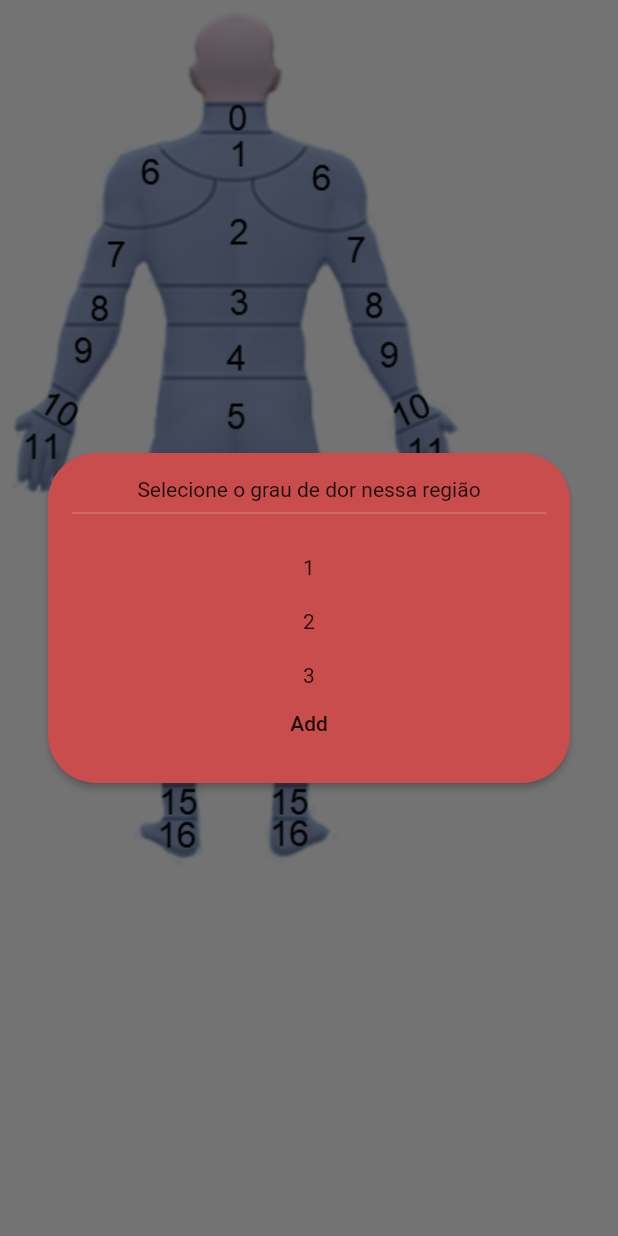
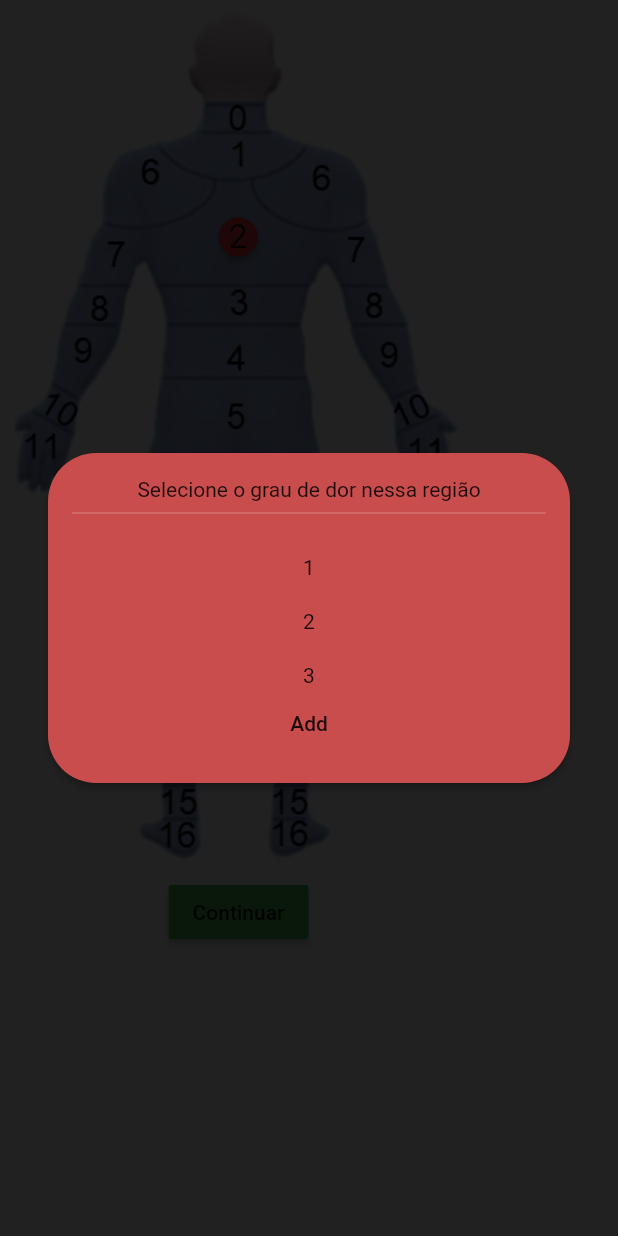
Before and after one commit to lucasjose256/Strong_CoreV1, a Flutter app: the CorpoHumano screen opened directly, after a tap on an icon or button, on a phone screen of 412 x 824 dp. Run offline on Flutter 3.47's test engine with Material 2 defaults, Android fonts, the phone set to English and light mode, and no system bars; our stand-ins replace cloud_firestore, firebase_auth, firebase_core, google_sign_in; missing offline and left inert: expansion_card, firebase_auth_web, firebase_core_web, google_sign_in_web, splash_screen_view; accounts and stored records are empty; network calls fail.

```diff
--- a/lib/SCREENS/basic_questions.dart
+++ b/lib/SCREENS/basic_questions.dart
@@ -210,3 +210,7 @@ DropdownMenuItem<String> buildMenuItem(String item) => DropdownMenuItem(
       ),
     );
 //floating action button
+
+Widget builllll() => Container(
+      child: Text('dsadsad'),
+    );
--- a/lib/SCREENS/corpo_humano.dart
+++ b/lib/SCREENS/corpo_humano.dart
@@ -1,6 +1,7 @@
 import 'package:flutter/material.dart';
 import 'package:strong_core/SCREENS/basic_questions.dart';
 import 'package:strong_core/SCREENS/provisoria.dart';
+import 'package:strong_core/SCREENS/screen_semanas.dart';
 import 'package:strong_core/style/add_pop_up_card.dart';
 
 class CorpoHumano extends StatefulWidget {
@@ -14,14 +15,30 @@ class _CorpoHumanoState extends State<CorpoHumano> {
   @override
   Widget build(BuildContext context) {
     return Scaffold(
-      body: Stack(children: [
-        Image.asset('Assets/images/corpoHumano.png'),
-        Positioned(right: 138, top: 75, child: AddTodoButton()),
-      ]),
+      body: Column(
+        children: [
+          Stack(children: [
+            Image.asset('Assets/images/corpoHumano.png'),
+            Positioned(right: 138, top: 75, child: AddTodoButton('1')),
+            Positioned(right: 138, top: 130, child: AddTodoButton('2'))
+          ]),
+          MaterialButton(
+            onPressed: () {
+              Navigator.of(context).push(
+                MaterialPageRoute(
+                    builder: (constect) => Semanas(),
+                    settings: RouteSettings()),
+              );
+            },
+            color: Colors.green,
+            child: Text('Continuar'),
+          )
+        ],
+      ),
     );
   }
 }
-
+/*
 class NewWidget extends StatelessWidget {
   const NewWidget({
     Key? key,
@@ -49,3 +66,4 @@ class NewWidget extends StatelessWidget {
         ));
   }
 }
+*/
--- a/lib/main.dart
+++ b/lib/main.dart
@@ -64,7 +64,7 @@ class MyApp extends StatelessWidget {
 }
 
 class MyHomePage extends StatelessWidget {
-  MyHomePage();
+  const MyHomePage();
   @override
   Widget build(BuildContext context) {
     final TextEditingController _emailControler = TextEditingController();
--- a/lib/style/add_pop_up_card.dart
+++ b/lib/style/add_pop_up_card.dart
@@ -2,7 +2,7 @@ import 'package:flutter/material.dart';
 
 import 'package:strong_core/style/custom_rect_tween.dart';
 
-import '../API/hero_dialog_route.dart';
+import 'hero_dialog_route.dart';
 
 /// {@template add_todo_button}
 /// Button to add a new [Todo].
@@ -13,7 +13,9 @@ import '../API/hero_dialog_route.dart';
 /// {@endtemplate}
 class AddTodoButton extends StatelessWidget {
   /// {@macro add_todo_button}
-  const AddTodoButton({Key? key}) : super(key: key);
+  ///
+  final String? number;
+  const AddTodoButton(this.number);
 
   @override
   Widget build(BuildContext context) {
@@ -23,12 +25,14 @@ class AddTodoButton extends StatelessWidget {
         onTap: () {
           Navigator.of(context).push(HeroDialogRoute(
               builder: (context) {
-                return const AddTodoPopupCard();
+                return AddTodoPopupCard(
+                  nome: number,
+                );
               },
               settings: RouteSettings(arguments: null, name: null)));
         },
         child: Hero(
-          tag: _heroAddTodo,
+          tag: _heroAddTodo + '$number',
           createRectTween: (begin, end) {
             return CustomRectTween(begin: begin!, end: end!);
           },
@@ -39,7 +43,7 @@ class AddTodoButton extends StatelessWidget {
             child: Padding(
               padding: const EdgeInsets.all(7.0),
               child: Text(
-                '1',
+                number!,
                 textAlign: TextAlign.center,
                 style: TextStyle(
                   fontSize: 22,
@@ -64,7 +68,8 @@ const String _heroAddTodo = 'add-todo-hero';
 /// {@endtemplate}
 class AddTodoPopupCard extends StatelessWidget {
   /// {@macro add_todo_popup_card}
-  const AddTodoPopupCard({Key? key}) : super(key: key);
+  final String? nome;
+  const AddTodoPopupCard({required this.nome});
 
   @override
   Widget build(BuildContext context) {
@@ -72,7 +77,7 @@ class AddTodoPopupCard extends StatelessWidget {
       child: Padding(
         padding: const EdgeInsets.all(32.0),
         child: Hero(
-          tag: _heroAddTodo,
+          tag: _heroAddTodo + '$nome',
           createRectTween: (begin, end) {
             return CustomRectTween(begin: begin!, end: end!);
           },
@@ -87,23 +92,23 @@ class AddTodoPopupCard extends StatelessWidget {
                 child: Column(
                   mainAxisSize: MainAxisSize.min,
                   children: [
-                    Text('Selecione o grau de dor nessa região'),
+                    const Text('Selecione o grau de dor nessa região'),
                     const Divider(
                       color: Colors.white,
                       thickness: 0.2,
                     ),
-                    SizedBox(
+                    const SizedBox(
                       height: 20,
                     ),
-                    Text('1'),
-                    SizedBox(
+                    const Text('1'),
+                    const SizedBox(
                       height: 20,
                     ),
-                    Text('2'),
-                    SizedBox(
+                    const Text('2'),
+                    const SizedBox(
                       height: 20,
                     ),
-                    Text('3'),
+                    const Text('3'),
                     MaterialButton(
                       onPressed: () {},
                       child: const Text('Add'),
--- a/lib/style/custom_rect_tween.dart
+++ b/lib/style/custom_rect_tween.dart
@@ -21,7 +21,7 @@ class CustomRectTween extends RectTween {
       lerpDouble(begin!.left, end!.left, elasticCurveValue)!,
       lerpDouble(begin!.top, end!.top, elasticCurveValue)!,
       lerpDouble(begin!.right, end!.right, elasticCurveValue)!,
-      lerpDouble(begin!.bottom, end!.bottom, elasticCurveValue!)!,
+      lerpDouble(begin!.bottom, end!.bottom, elasticCurveValue)!,
     );
   }
 }
--- a/lib/API/hero_dialog_route.dart
+++ b/lib/style/hero_dialog_route.dart
@@ -25,13 +25,13 @@ class HeroDialogRoute<T> extends PageRoute<T> {
   bool get barrierDismissible => true;
 
   @override
-  Duration get transitionDuration => const Duration(milliseconds: 300);
+  Duration get transitionDuration => const Duration(milliseconds: 250);
 
   @override
   bool get maintainState => true;
 
   @override
-  Color get barrierColor => Colors.black54;
+  Color get barrierColor => Colors.black87;
 
   @override
   Widget buildTransitions(BuildContext context, Animation<double> animation,
```
Also changed, not shown: lib/SCREENS/screen_semanas.dart (+43 -68 lines), pubspec.yaml (+6 -2 lines), pubspec.lock.
